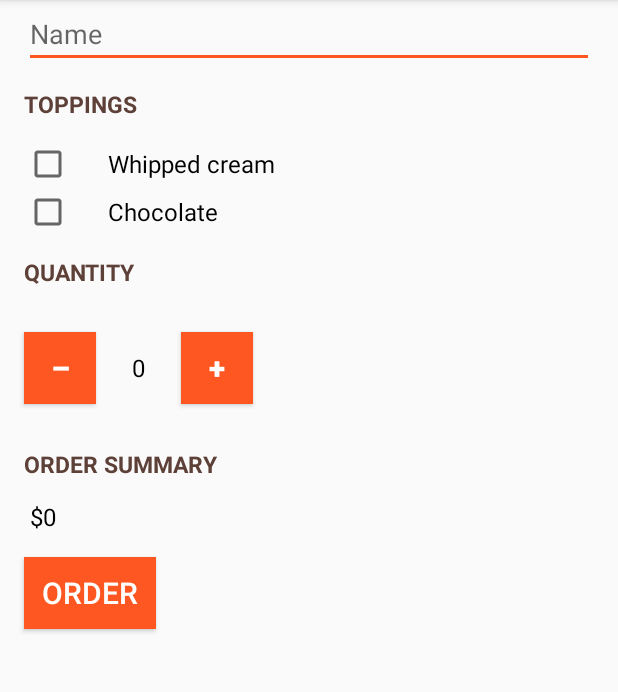
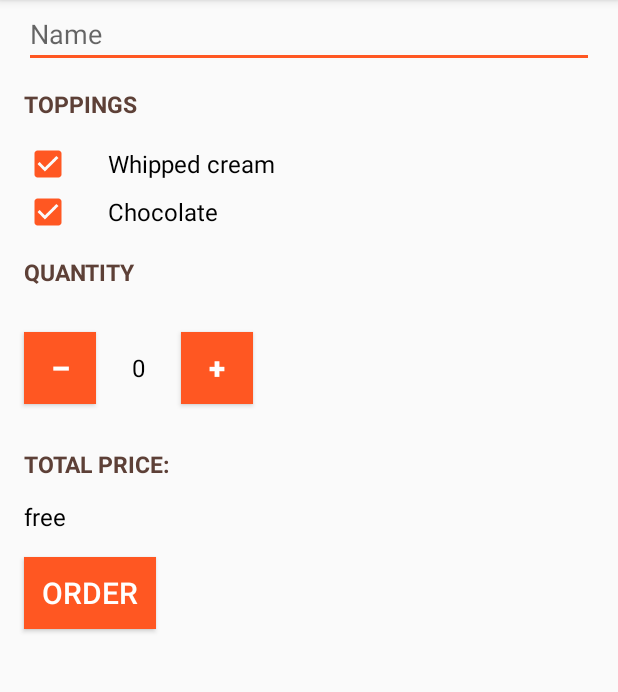
Before and after one commit to NataliiaPrivezentseva/CoffeeOrderApp, an Android app: the screen it shows after launch (MainActivity), after a tap on "ORDER", on a phone screen of 412 x 824 dp, the part 84-776 px from its top. Run offline under Robolectric (Android 15) with nearby library versions, the phone set to English and light mode, and no system bars; 2 other taps on this screen came first.

Commit message:
Fixed total price that is shown to user during order editing

```diff
--- a/app/src/main/java/com/example/android/justjava/MainActivity.java
+++ b/app/src/main/java/com/example/android/justjava/MainActivity.java
@@ -18,8 +18,12 @@ import java.util.Locale;
  * This app displays an order form to order coffee.
  */
 public class MainActivity extends AppCompatActivity {
-    int quantity = 0;
-    String shownPrice;
+    CheckBox whippedCreamCheckBox;
+    CheckBox chocolateCheckBox;
+    EditText usersName;
+
+    int quantity;
+
     final int standardCoffeePrice = 5;
     final int whippedCreamPrice = 1;
     final int chocolateToppingPrice = 2;
@@ -28,65 +32,105 @@ public class MainActivity extends AppCompatActivity {
     protected void onCreate(Bundle savedInstanceState) {
         super.onCreate(savedInstanceState);
         setContentView(R.layout.activity_main);
+        initialUISetup();
+    }
+
+    /**
+     * This method initializes listeners for checkboxes that shows user's choice of toppings.
+     */
+    public void initialUISetup() {
+        whippedCreamCheckBox = findViewById(R.id.whipped_cream_checkbox);
+        chocolateCheckBox = findViewById(R.id.chocolate_checkbox);
+
+        whippedCreamCheckBox.setOnClickListener(new View.OnClickListener() {
+            @Override
+            public void onClick(View v) {
+                if (!coffeeIsOrdered()) {
+                    return;
+                }
+                displayMessage(constructTotalPrice());
+            }
+        });
+
+        chocolateCheckBox.setOnClickListener(new View.OnClickListener() {
+            @Override
+            public void onClick(View v) {
+                if (!coffeeIsOrdered()) {
+                    return;
+                }
+                displayMessage(constructTotalPrice());
+            }
+        });
+    }
+
+    private boolean coffeeIsOrdered(){
+        if (quantity == 0 && (whippedCreamCheckBox.isChecked() || chocolateCheckBox.isChecked())) {
+            Context context = getApplicationContext();
+            CharSequence text = getString(R.string.only_toppings);
+            int duration = Toast.LENGTH_SHORT;
+
+            Toast toast = Toast.makeText(context, text, duration);
+            toast.show();
+            return false;
+        }
+        return true;
     }
 
     /**
      * This method is called when the order button is clicked.
      */
-    public void submitOrder(View view) {
-        // Get user's name
-        EditText usersName = findViewById(R.id.name_edit_text_view);
-        String name = usersName.getText().toString();
-
-        // Figure out if the user wants whipped cream topping
-        CheckBox whippedCreamCheckBox = findViewById(R.id.whipped_cream_checkbox);
-        boolean hasWhippedCream = whippedCreamCheckBox.isChecked();
-
-        // Figure out if the user wants chocolate topping
-        CheckBox chocolateCheckBox = findViewById(R.id.chocolate_checkbox);
-        boolean hasChocolate = chocolateCheckBox.isChecked();
-
-        // Count the total price of the order
-        int totalPrice = calculateCost(hasWhippedCream, hasChocolate);
-
-        // Make shownPrice with currency that depends on Locale
-        Locale currentLocale = Locale.getDefault();
-        Currency currency = Currency.getInstance(currentLocale);
-        if (currentLocale.equals(Locale.US)){
-            shownPrice = " " + currency.getSymbol() + totalPrice;
-        } else {
-            shownPrice = " " + totalPrice + " " + currency.getSymbol();
-        }
-
-        // Shows current price to user
-        displayMessage(shownPrice);
-
+    public void sendOrder(View view) {
         Intent intent = new Intent(Intent.ACTION_SENDTO, Uri.fromParts(
                 "mailto", "nataliia.privezentseva@gmail.com", null));
         intent.putExtra(Intent.EXTRA_SUBJECT, getString(R.string.coffee_order));
-        intent.putExtra(Intent.EXTRA_TEXT, createOrderSummary(name, hasWhippedCream, hasChocolate));
+        intent.putExtra(Intent.EXTRA_TEXT, createOrderSummary());
         if (intent.resolveActivity(getPackageManager()) != null) {
             startActivity(intent);
         }
     }
 
     /**
+     * This method constructs and returns total price with currency sign, which depends on Locale.
+     *
+     * @return String that is a total price of the order with currency sign
+     */
+    private String constructTotalPrice(){
+        String totalPrice;
+        Locale currentLocale = Locale.getDefault();
+        Currency currency = Currency.getInstance(currentLocale);
+        if (currentLocale.equals(Locale.US)){
+            totalPrice = " " + currency.getSymbol() + calculateCost();
+        } else {
+            totalPrice = " " + calculateCost() + " " + currency.getSymbol();
+        }
+        return totalPrice;
+    }
+
+    /**
      * This method creates an order summary based on given total price of the order.
+     *
+     * @return String that contains all order details
      */
-    private String createOrderSummary(String usersName, boolean hasWhippedCream, boolean hasChocolate) {
+    private String createOrderSummary() {
+        // Get user's name
+        usersName = findViewById(R.id.name_edit_text_view);
+
         String toppings;
-        if (hasWhippedCream && hasChocolate) {
+        if (whippedCreamCheckBox.isChecked() && chocolateCheckBox.isChecked()) {
             toppings = getString(R.string.with_two_toppings);
-        } else if (!hasWhippedCream && !hasChocolate) {
+        } else if (!whippedCreamCheckBox.isChecked() && !chocolateCheckBox.isChecked()) {
             toppings = getString(R.string.without_toppings);
-        } else if (!hasWhippedCream) {
+        } else if (!whippedCreamCheckBox.isChecked()) {
             toppings = getString(R.string.with_chocolate);
         } else {
             toppings = getString(R.string.with_whipped_cream);
         }
-        return getString(R.string.name) + ": " + usersName + "\n" + getString(R.string.quantity) +
-                ": " + quantity + "\n" + toppings + "\n" + getString(R.string.total_price) +
-                shownPrice + "\n" + getString(R.string.thank_you);
+        return getString(R.string.order_summary) +
+                "\n" + getString(R.string.name) + ": " + usersName.getText().toString() +
+                "\n" + getString(R.string.quantity) + ": " + quantity +
+                "\n" + toppings +
+                "\n" + getString(R.string.total_price) + constructTotalPrice() +
+                "\n" + getString(R.string.thank_you);
     }
 
     /**
@@ -94,12 +138,12 @@ public class MainActivity extends AppCompatActivity {
      *
      * @return the total price of order
      */
-    private int calculateCost(boolean hasWhippedCream, boolean hasChocolate) {
+    private int calculateCost() {
         int coffeePrice = standardCoffeePrice;
-        if (hasWhippedCream){
+        if (whippedCreamCheckBox.isChecked()){
             coffeePrice = coffeePrice + whippedCreamPrice;
         }
-        if (hasChocolate){
+        if (chocolateCheckBox.isChecked()){
             coffeePrice = coffeePrice + chocolateToppingPrice;
         }
         return quantity * coffeePrice;
@@ -120,6 +164,7 @@ public class MainActivity extends AppCompatActivity {
             toast.show();
         }
         displayQuantity(quantity);
+        displayMessage(constructTotalPrice());
     }
 
     /**
@@ -137,6 +182,7 @@ public class MainActivity extends AppCompatActivity {
             toast.show();
         }
         displayQuantity(quantity);
+        displayMessage(constructTotalPrice());
     }
 
     /**
--- a/app/src/main/res/layout/activity_main.xml
+++ b/app/src/main/res/layout/activity_main.xml
@@ -38,6 +38,7 @@
             android:paddingEnd="24dp"
             android:text="@string/whipped_cream"
             android:textSize="16sp" />
+        <!--android:onClick="changeTopping"-->
 
         <CheckBox
             android:id="@+id/chocolate_checkbox"
@@ -88,7 +89,7 @@
         </LinearLayout>
 
         <TextView
-            android:text="@string/order_summary"
+            android:text="@string/total_price"
             style="@style/HeaderTextStyle" />
 
         <TextView
@@ -105,7 +106,7 @@
             android:id="@+id/order_button"
             style="@style/ButtonStyle"
             android:layout_margin="16dp"
-            android:onClick="submitOrder"
+            android:onClick="sendOrder"
             android:text="@string/order" />
 
     </LinearLayout>
--- a/app/src/main/res/values/strings.xml
+++ b/app/src/main/res/values/strings.xml
@@ -3,8 +3,8 @@
     <string name="quantity">Quantity</string>
     <string name="zero" translatable="false">0</string>
     <string name="order">Order</string>
-    <string name="order_summary">Order summary</string>
-    <string name="empty_price" translatable="false">0</string>
+    <string name="order_summary">Order summary:</string>
+    <string name="empty_price">free</string>
     <string name="plus" translatable="false">+</string>
     <string name="minus" translatable="false">–</string>
     <string name="toppings">Toppings</string>
@@ -20,4 +20,5 @@
     <string name="thank_you">Thank you!</string>
     <string name="too_small_order">You can\'t order less than one cup of coffee</string>
     <string name="too_big_order">You can\'t order more than 100 cups of coffee</string>
+    <string name="only_toppings">You can\'t order toppings without coffee</string>
 </resources>
```
Also changed, not shown: 1 other file.
